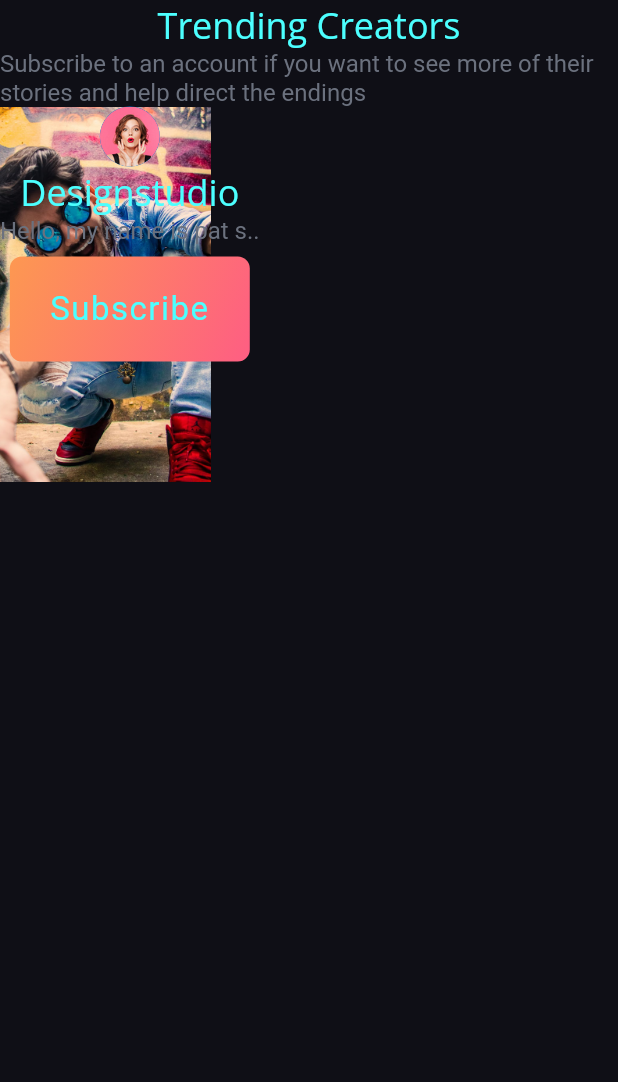
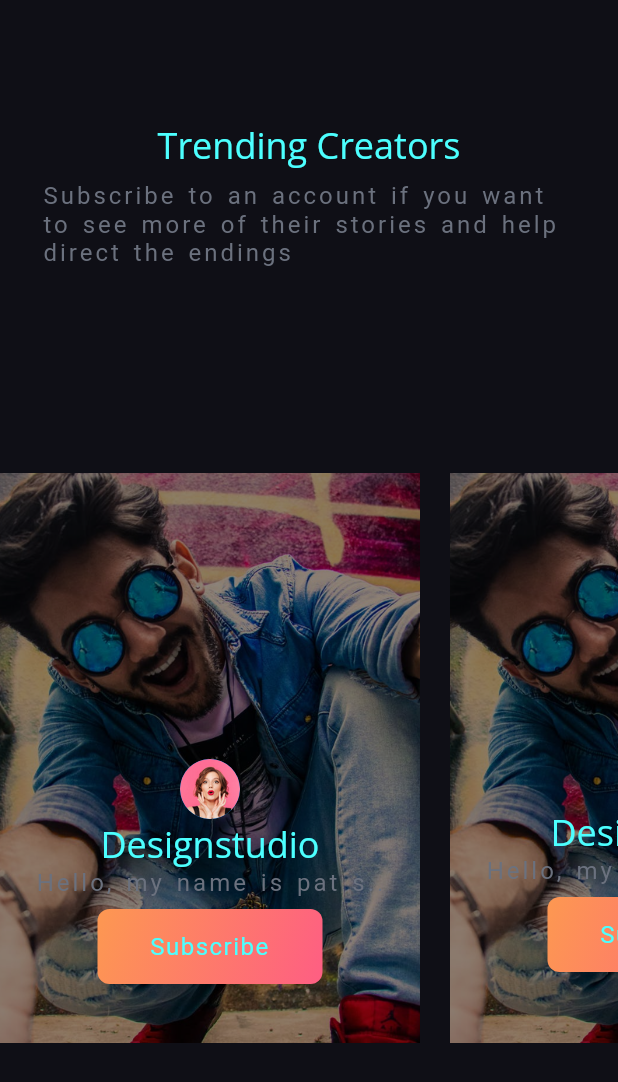
Before and after one commit to hassan-zafar/shifftie, a Flutter app: the HomeNewUserFollowPage screen opened directly, on a phone screen of 412 x 824 dp. Shown: the top 1082 px of the screen. Run offline on Flutter 3.47's test engine with Material 2 defaults, Android fonts, the phone set to English and light mode, and no system bars; our stand-ins replace cached_network_image, fl_chart, flutter_bloc, flutter_phoenix, flutter_svg, google_fonts and 1 more; missing offline and left inert: animation_wrappers.

Commit message:
added new user page and trending page

```diff
--- a/lib/BottomNavigation/Home/home_new_user_page.dart
+++ b/lib/BottomNavigation/Home/home_new_user_page.dart
@@ -1,6 +1,7 @@
 import 'package:flutter/material.dart';
 import 'package:shifftie/Auth/interests_page.dart';
 import 'package:shifftie/Theme/colors.dart';
+import 'package:shifftie/Theme/constants.dart';
 
 class HomeNewUserFollowPage extends StatefulWidget {
   const HomeNewUserFollowPage({Key? key}) : super(key: key);
@@ -12,8 +13,14 @@ class HomeNewUserFollowPage extends StatefulWidget {
 class _HomeNewUserFollowPageState extends State<HomeNewUserFollowPage> {
   @override
   Widget build(BuildContext context) {
-    return Column(
+    return Scaffold(
+      body: SafeArea(
+        child: Column(
+          mainAxisAlignment: MainAxisAlignment.center,
           children: [
+            const SizedBox(
+              height: 80,
+            ),
             Text(
               'Trending Creators',
               style: Theme.of(context)
@@ -21,24 +28,39 @@ class _HomeNewUserFollowPageState extends State<HomeNewUserFollowPage> {
                   .headline5!
                   .copyWith(color: lightTextColor),
             ),
-        Text(
+            Padding(
+              padding: const EdgeInsets.only(
+                  left: 28.0, right: 28.0, top: 8, bottom: 8),
+              child: Text(
                 'Subscribe to an account if you want to see more of their stories and help direct the endings',
                 style: Theme.of(context).textTheme.subtitle1,
               ),
-        ListView(
+            ),
+            Expanded(
+              child: ListView(
                 shrinkWrap: true,
+                scrollDirection: Axis.horizontal,
                 children: [
-            Stack(
+                  Container(
+                    decoration: BoxDecoration(borderRadius: borderRadius),
+                    child: Stack(
+                      alignment: Alignment.center,
                       children: [
                         Image.asset(
                           'assets/images/video 2.png',
                           fit: BoxFit.cover,
-                  height: 250,
+                          color: Colors.black45,
+                          colorBlendMode: BlendMode.darken,
+                          height: 380,
+                          width: 280,
                         ),
-                Column(
+                        Positioned(
+                          bottom: 160,
+                          child: Column(
                             children: [
                               const CircleAvatar(
-                      backgroundImage: AssetImage('assets/user/user1.png'),
+                                backgroundImage:
+                                    AssetImage('assets/user/user1.png'),
                               ),
                               Text(
                                 'Designstudio',
@@ -52,14 +74,70 @@ class _HomeNewUserFollowPageState extends State<HomeNewUserFollowPage> {
                                 style: Theme.of(context).textTheme.subtitle1,
                               ),
                               CustomTextButtonIntr(
-                        onTap: () {}, isGradient: true, text: 'Subscribe'),
+                                  height: 50,
+                                  width: 150,
+                                  onTap: () {},
+                                  fontSize: 16,
+                                  isGradient: true,
+                                  text: 'Subscribe'),
                             ],
+                          ),
                         ),
                       ],
                     ),
+                  ),
+                  Container(
+                    decoration: BoxDecoration(borderRadius: borderRadius),
+                    margin: EdgeInsets.fromLTRB(20, 8, 20, 8),
+                    child: Stack(
+                      alignment: Alignment.center,
+                      children: [
+                        Image.asset(
+                          'assets/images/video 2.png',
+                          fit: BoxFit.cover,
+                          color: Colors.black45,
+                          colorBlendMode: BlendMode.darken,
+                          height: 380,
+                          width: 280,
+                        ),
+                        Positioned(
+                          bottom: 160,
+                          child: Column(
+                            children: [
+                              const CircleAvatar(
+                                backgroundImage:
+                                    AssetImage('assets/user/user1.png'),
+                              ),
+                              Text(
+                                'Designstudio',
+                                style: Theme.of(context)
+                                    .textTheme
+                                    .headline5!
+                                    .copyWith(color: lightTextColor),
+                              ),
+                              Text(
+                                'Hello, my name is pat s..',
+                                style: Theme.of(context).textTheme.subtitle1,
+                              ),
+                              CustomTextButtonIntr(
+                                  height: 50,
+                                  width: 150,
+                                  onTap: () {},
+                                  fontSize: 16,
+                                  isGradient: true,
+                                  text: 'Subscribe'),
                             ],
                           ),
+                        ),
                       ],
+                    ),
+                  ),
+                ],
+              ),
+            ),
+          ],
+        ),
+      ),
     );
   }
 }
--- a/lib/Theme/style.dart
+++ b/lib/Theme/style.dart
@@ -16,7 +16,8 @@ final ThemeData appTheme = ThemeData.light().copyWith(
 
   ///text theme
   textTheme: GoogleFonts.openSansTextTheme().copyWith(
-    subtitle1: TextStyle(color: disabledTextColor),
+    subtitle1:
+        TextStyle(color: disabledTextColor, wordSpacing: 2, letterSpacing: 2),
     caption: TextStyle(color: disabledTextColor),
     bodyText1: const TextStyle(fontSize: 16.0),
     headline6: TextStyle(fontSize: 18.0, color: lightTextColor),
```
Also changed, not shown: lib/BottomNavigation/Home/home_page.dart (+5 -3 lines), lib/BottomNavigation/Home/trending_tab.dart (added, +342 -0 lines). Lines whose indentation alone changed are shown as unchanged.
